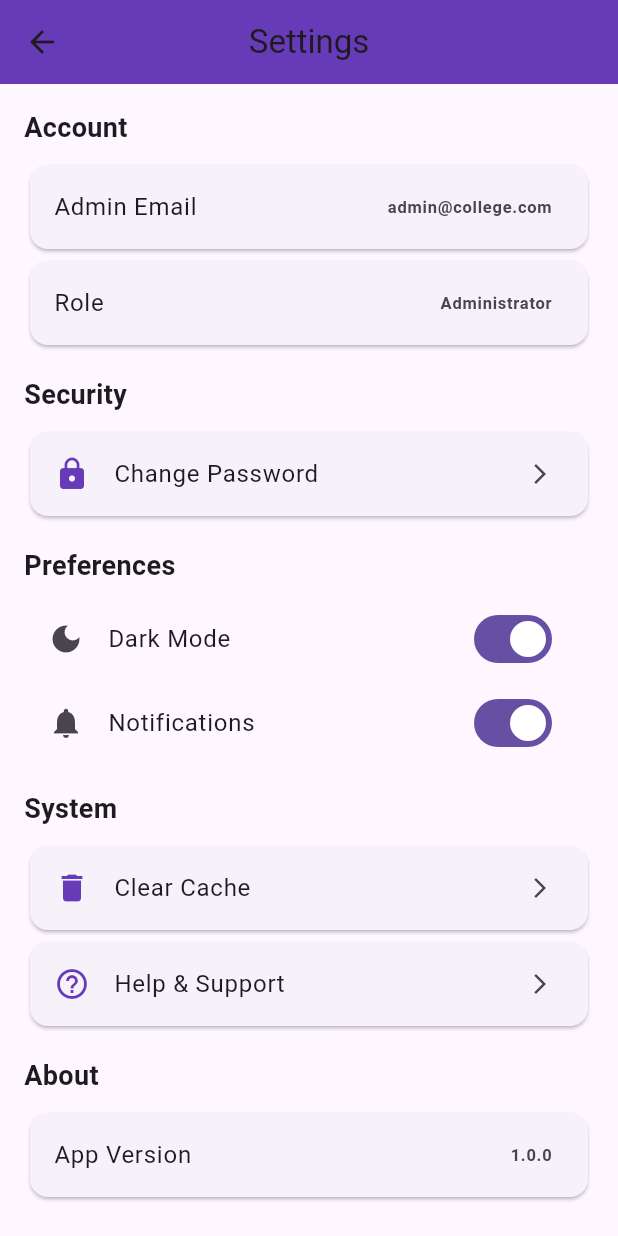
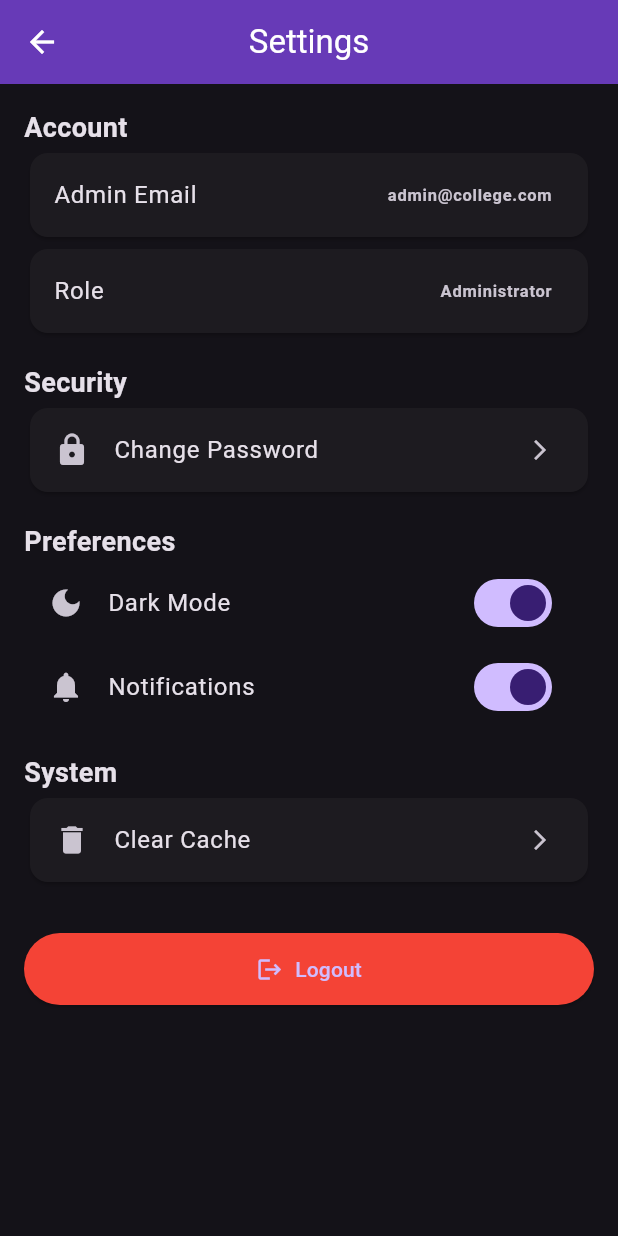
Before and after one commit to Sakshi-Kathwade/NOVA-QUEUE, a Flutter app: the AdminSettingScreen screen opened directly, after a tap on "Dark Mode", on a phone screen of 412 x 824 dp. Run offline on Flutter 3.47's test engine with Material 3 defaults, Android fonts, the light colour scheme and no system bars; our stand-ins replace shared_preferences; accounts and stored records are empty.

Commit message:
make the dark mode responsible

```diff
--- a/app_frontend/lib/Component_Staff/admin_setting.dart
+++ b/app_frontend/lib/Component_Staff/admin_setting.dart
@@ -1,7 +1,7 @@
+import 'package:app_frontend/Component_Staff/admin_dashboard.dart';
 import 'package:flutter/material.dart';
-
-// ✅ Global Dark Mode notifier
-ValueNotifier<bool> isDarkMode = ValueNotifier(false);
+import '../main.dart' show isDarkMode;
+import 'theme_pref.dart';
 
 class AdminSettingScreen extends StatefulWidget {
   const AdminSettingScreen({super.key});
@@ -13,7 +13,6 @@ class AdminSettingScreen extends StatefulWidget {
 class _AdminSettingScreenState extends State<AdminSettingScreen> {
   bool notificationsEnabled = true;
 
-  // 🔹 Change Password Dialog
   void changePasswordDialog() {
     showDialog(
       context: context,
@@ -42,12 +41,7 @@ class _AdminSettingScreenState extends State<AdminSettingScreen> {
             child: const Text("Cancel"),
           ),
           ElevatedButton(
-            onPressed: () {
-              Navigator.pop(context);
-              ScaffoldMessenger.of(context).showSnackBar(
-                const SnackBar(content: Text("Password changed successfully")),
-              );
-            },
+            onPressed: () => Navigator.pop(context),
             child: const Text("Update"),
           ),
         ],
@@ -55,7 +49,6 @@ class _AdminSettingScreenState extends State<AdminSettingScreen> {
     );
   }
 
-  // 🔹 Logout Confirmation
   void logoutDialog() {
     showDialog(
       context: context,
@@ -69,13 +62,7 @@ class _AdminSettingScreenState extends State<AdminSettingScreen> {
           ),
           ElevatedButton(
             style: ElevatedButton.styleFrom(backgroundColor: Colors.red),
-            onPressed: () {
-              Navigator.pop(context);
-
-              ScaffoldMessenger.of(context).showSnackBar(
-                const SnackBar(content: Text("Logged out successfully")),
-              );
-            },
+            onPressed: () => Navigator.pop(context),
             child: const Text("Logout"),
           ),
         ],
@@ -83,7 +70,6 @@ class _AdminSettingScreenState extends State<AdminSettingScreen> {
     );
   }
 
-  // 🔹 Clear Cache (Demo)
   void clearCache() {
     ScaffoldMessenger.of(
       context,
@@ -94,21 +80,30 @@ class _AdminSettingScreenState extends State<AdminSettingScreen> {
   Widget build(BuildContext context) {
     return Scaffold(
       appBar: AppBar(
+        leading: IconButton(
+          icon: const Icon(Icons.arrow_back),
+          onPressed: () {
+            Navigator.pushReplacement(
+              context,
+              MaterialPageRoute(builder: (context) => AdminDashboard()),
+            );
+          },
+        ),
         title: const Text("Settings"),
         backgroundColor: Colors.deepPurple,
+        foregroundColor: Colors.white,
         centerTitle: true,
       ),
+
       body: ListView(
         padding: const EdgeInsets.all(16),
         children: [
-          // 🔹 Account Section
           _sectionTitle("Account"),
           _infoTile("Admin Email", "admin@college.com"),
           _infoTile("Role", "Administrator"),
 
           const SizedBox(height: 16),
 
-          // 🔹 Security Section
           _sectionTitle("Security"),
           _settingTile(
             icon: Icons.lock,
@@ -118,56 +113,43 @@ class _AdminSettingScreenState extends State<AdminSettingScreen> {
 
           const SizedBox(height: 16),
 
-          // 🔹 Preferences Section
           _sectionTitle("Preferences"),
-          ValueListenableBuilder(
+
+          ValueListenableBuilder<bool>(
             valueListenable: isDarkMode,
-            builder: (context, bool value, _) {
+            builder: (context, value, _) {
               return SwitchListTile(
                 value: value,
                 title: const Text("Dark Mode"),
                 secondary: const Icon(Icons.dark_mode),
                 onChanged: (val) {
                   isDarkMode.value = val;
+                  ThemePref.save(val);
                 },
               );
             },
           ),
+
           SwitchListTile(
             value: notificationsEnabled,
             title: const Text("Notifications"),
             secondary: const Icon(Icons.notifications),
             onChanged: (value) {
-              setState(() {
-                notificationsEnabled = value;
-              });
+              setState(() => notificationsEnabled = value);
             },
           ),
 
           const SizedBox(height: 16),
 
-          // 🔹 System Section
           _sectionTitle("System"),
           _settingTile(
             icon: Icons.delete,
             title: "Clear Cache",
             onTap: clearCache,
           ),
-          _settingTile(
-            icon: Icons.help_outline,
-            title: "Help & Support",
-            onTap: () {},
-          ),
-
-          const SizedBox(height: 16),
-
-          // 🔹 App Info
-          _sectionTitle("About"),
-          _infoTile("App Version", "1.0.0"),
 
           const SizedBox(height: 30),
 
-          // 🔹 Logout Button
           ElevatedButton.icon(
             onPressed: logoutDialog,
             icon: const Icon(Icons.logout),
@@ -182,18 +164,13 @@ class _AdminSettingScreenState extends State<AdminSettingScreen> {
     );
   }
 
-  // 🔹 Section Title Widget
   Widget _sectionTitle(String title) {
-    return Padding(
-      padding: const EdgeInsets.only(bottom: 8),
-      child: Text(
-        title,
-        style: const TextStyle(fontSize: 18, fontWeight: FontWeight.bold),
-      ),
+    return Text(
+      title,
+      style: const TextStyle(fontSize: 18, fontWeight: FontWeight.bold),
     );
   }
 
-  // 🔹 Setting Tile Widget
   Widget _settingTile({
     required IconData icon,
     required String title,
@@ -201,7 +178,7 @@ class _AdminSettingScreenState extends State<AdminSettingScreen> {
   }) {
     return Card(
       child: ListTile(
-        leading: Icon(icon, color: Colors.deepPurple),
+        leading: Icon(icon),
         title: Text(title),
         trailing: const Icon(Icons.arrow_forward_ios, size: 16),
         onTap: onTap,
@@ -209,7 +186,6 @@ class _AdminSettingScreenState extends State<AdminSettingScreen> {
     );
   }
 
-  // 🔹 Info Tile Widget
   Widget _infoTile(String title, String value) {
     return Card(
       child: ListTile(
--- a/app_frontend/lib/Component_Staff/completed_today.dart
+++ b/app_frontend/lib/Component_Staff/completed_today.dart
@@ -8,7 +8,8 @@ class CompletedTodayScreen extends StatelessWidget {
     final completedCount = 38;
 
     return Scaffold(
-      backgroundColor: Colors.grey.shade100,
+      backgroundColor: Theme.of(context).scaffoldBackgroundColor,
+
       appBar: AppBar(
         title: const Text("Completed Today"),
         backgroundColor: Colors.deepPurple,
--- a/app_frontend/lib/Component_Staff/create_queue.dart
+++ b/app_frontend/lib/Component_Staff/create_queue.dart
@@ -20,7 +20,7 @@ class _CreateQueueScreenState extends State<CreateQueueScreen> {
   @override
   Widget build(BuildContext context) {
     return Scaffold(
-      backgroundColor: Colors.grey.shade100,
+      backgroundColor: Theme.of(context).scaffoldBackgroundColor,
       appBar: AppBar(
         title: const Text("Create Queue"),
         backgroundColor: Colors.deepPurple,
--- a/app_frontend/lib/Component_Staff/current_token.dart
+++ b/app_frontend/lib/Component_Staff/current_token.dart
@@ -10,7 +10,8 @@ class CurrentTokenScreen extends StatelessWidget {
     double progress = completed / total;
 
     return Scaffold(
-      backgroundColor: Colors.grey.shade100,
+      backgroundColor: Theme.of(context).scaffoldBackgroundColor,
+
       appBar: AppBar(
         title: const Text("Current Token"),
         backgroundColor: Colors.deepPurple,
--- a/app_frontend/lib/Component_Staff/manage_queue.dart
+++ b/app_frontend/lib/Component_Staff/manage_queue.dart
@@ -68,6 +68,7 @@ class _ManageQueueScreenState extends State<ManageQueueScreen> {
       appBar: AppBar(
         title: const Text("Manage Queue"),
         backgroundColor: Colors.deepPurple,
+
         foregroundColor: Colors.white,
         actions: [
           IconButton(
--- a/app_frontend/lib/Component_Staff/queue_status.dart
+++ b/app_frontend/lib/Component_Staff/queue_status.dart
@@ -6,7 +6,8 @@ class QueueStatusScreen extends StatelessWidget {
   @override
   Widget build(BuildContext context) {
     return Scaffold(
-      backgroundColor: Colors.grey.shade100,
+      backgroundColor: Theme.of(context).scaffoldBackgroundColor,
+
       appBar: AppBar(
         backgroundColor: Colors.deepPurple,
         title: const Text("Queue Status"),
--- a/app_frontend/lib/Component_Staff/students_waiting.dart
+++ b/app_frontend/lib/Component_Staff/students_waiting.dart
@@ -6,7 +6,8 @@ class StudentsWaitingScreen extends StatelessWidget {
   @override
   Widget build(BuildContext context) {
     return Scaffold(
-      backgroundColor: Colors.grey.shade100,
+      backgroundColor: Theme.of(context).scaffoldBackgroundColor,
+
       appBar: AppBar(
         title: const Text("Students Waiting"),
         backgroundColor: Colors.deepPurple,
--- /dev/null
+++ b/app_frontend/lib/Component_Staff/theme_pref.dart
@@ -0,0 +1,15 @@
+import 'package:shared_preferences/shared_preferences.dart';
+
+class ThemePref {
+  static const String _key = 'darkMode';
+
+  static Future<void> save(bool value) async {
+    final prefs = await SharedPreferences.getInstance();
+    await prefs.setBool(_key, value);
+  }
+
+  static Future<bool> load() async {
+    final prefs = await SharedPreferences.getInstance();
+    return prefs.getBool(_key) ?? false; // default light
+  }
+}
--- a/app_frontend/lib/main.dart
+++ b/app_frontend/lib/main.dart
@@ -1,7 +1,35 @@
+// import 'package:flutter/material.dart';
+// import 'screen/home.dart';
+
+// void main() async {
+//   runApp(const MyApp());
+// }
+
+// class MyApp extends StatelessWidget {
+//   const MyApp({super.key});
+
+//   @override
+//   Widget build(BuildContext context) {
+//     return MaterialApp(
+//       debugShowCheckedModeBanner: false,
+//       title: 'Smart Queue Management System',
+//       home: const HomeScreen(),
+//     );
+//   }
+// }
 import 'package:flutter/material.dart';
+// import 'Component_Staff/admin_setting.dart';
+import 'Component_Staff/theme_pref.dart';
 import 'screen/home.dart';
 
+// 🌙 Global Dark Mode notifier
+ValueNotifier<bool> isDarkMode = ValueNotifier(false);
+
 void main() async {
+  WidgetsFlutterBinding.ensureInitialized();
+
+  // 🔥 Load saved theme
+  isDarkMode.value = await ThemePref.load();
   runApp(const MyApp());
 }
 
@@ -10,10 +38,17 @@ class MyApp extends StatelessWidget {
 
   @override
   Widget build(BuildContext context) {
-    return MaterialApp(
-      debugShowCheckedModeBanner: false,
-      title: 'Smart Queue Management System',
-      home: const HomeScreen(),
+    return ValueListenableBuilder<bool>(
+      valueListenable: isDarkMode,
+      builder: (context, isDark, _) {
+        return MaterialApp(
+          debugShowCheckedModeBanner: false,
+          theme: ThemeData.light(),
+          darkTheme: ThemeData.dark(),
+          themeMode: isDark ? ThemeMode.dark : ThemeMode.light,
+          home: const HomeScreen(),
+        );
+      },
     );
   }
 }
--- a/app_frontend/lib/screen/login.dart
+++ b/app_frontend/lib/screen/login.dart
@@ -53,6 +53,7 @@ class _LoginScreenState extends State<LoginScreen> {
               style: const TextStyle(
                 fontSize: 20,
                 fontWeight: FontWeight.bold,
+
                 color: Colors.deepPurple,
               ),
             ),
@@ -169,7 +170,8 @@ class _LoginScreenState extends State<LoginScreen> {
   @override
   Widget build(BuildContext context) {
     return Scaffold(
-      backgroundColor: Colors.grey.shade100,
+      backgroundColor: Theme.of(context).scaffoldBackgroundColor,
+
       body: Center(
         child: SingleChildScrollView(
           padding: const EdgeInsets.all(24),
--- a/app_frontend/lib/screen/register.dart
+++ b/app_frontend/lib/screen/register.dart
@@ -148,7 +148,8 @@ class _RegisterScreenState extends State<RegisterScreen> {
   @override
   Widget build(BuildContext context) {
     return Scaffold(
-      backgroundColor: Colors.grey.shade100,
+      backgroundColor: Theme.of(context).scaffoldBackgroundColor,
+
       appBar: AppBar(
         title: const Text("Register"),
         centerTitle: true,
--- a/app_frontend/pubspec.yaml
+++ b/app_frontend/pubspec.yaml
@@ -35,6 +35,7 @@ dependencies:
   firebase_auth: ^4.16.0
   google_sign_in: ^6.2.1
   cupertino_icons: ^1.0.8
+  shared_preferences: ^2.2.2
 
   http: ^1.6.0
 
```
Also changed, not shown: app_frontend/pubspec.lock, 1 other file.
